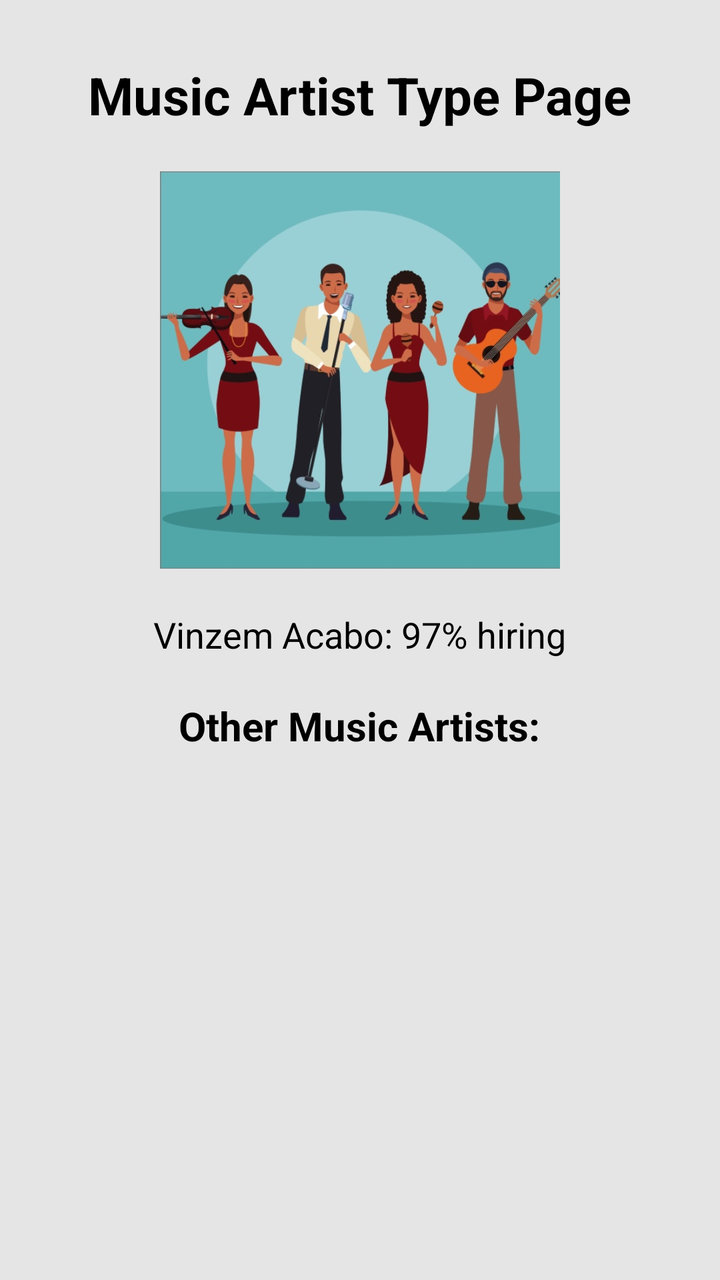
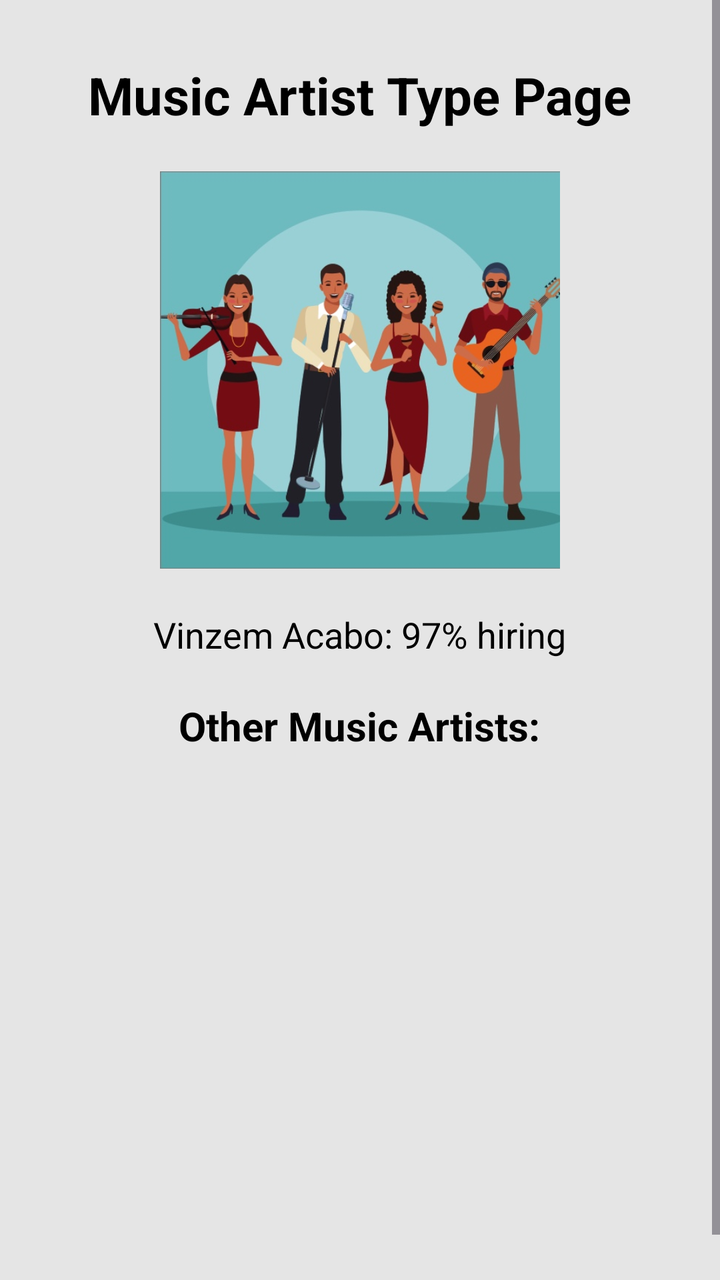

An Android layout rendered at two revisions. The XML below is the earlier revision; the diff shows what the commit changed to produce the second picture.
<!-- AndroidManifest.xml: application theme Theme.MyApplication -->
<!-- res/layout/activity_music_artist_type.xml -->
<?xml version="1.0" encoding="utf-8"?>
<ScrollView xmlns:android="http://schemas.android.com/apk/res/android"
    android:layout_width="match_parent"
    android:layout_height="match_parent"
    android:background="#E5E5E5">

    <LinearLayout
        android:orientation="vertical"
        android:layout_width="match_parent"
        android:layout_height="wrap_content"
        android:gravity="center"
        android:padding="30dp">

        <TextView
            android:layout_width="wrap_content"
            android:layout_height="wrap_content"
            android:text="Music Artist Type Page"
            android:textColor="#000000"
            android:textSize="26sp"
            android:textStyle="bold"
            android:paddingBottom="20dp"/>

        <ImageView
            android:layout_width="200dp"
            android:layout_height="200dp"
            android:src="@drawable/music_artist_type" />

        <TextView
            android:layout_width="wrap_content"
            android:layout_height="wrap_content"
            android:text="Vinzem Acabo: 97% hiring"
            android:textColor="#000000"
            android:textSize="18sp"
            android:paddingTop="20dp"
            android:paddingBottom="20dp"/>

        <TextView
            android:layout_width="wrap_content"
            android:layout_height="wrap_content"
            android:text="Other Music Artists:"
            android:textColor="#000000"
            android:textSize="20sp"
            android:textStyle="bold"
            android:paddingBottom="10dp"/>

        <ListView
            android:id="@+id/artistListView"
            android:layout_width="match_parent"
            android:layout_height="wrap_content" />
    </LinearLayout>
</ScrollView>
<!-- resources referenced by this layout -->
<resources>
  <!-- drawable music_artist_type: jpeg bitmap (drawable, 65181 bytes) -->
  <style name="Theme.MyApplication" parent="Base.Theme.MyApplication" />
  <style name="Base.Theme.MyApplication" parent="Theme.Material3.DayNight.NoActionBar">
          
          
      </style>
</resources>

<!-- the commit's change to res/layout/activity_music_artist_type.xml (unified diff, before → after) -->
@@ -46,6 +46,6 @@
         <ListView
             android:id="@+id/artistListView"
             android:layout_width="match_parent"
-            android:layout_height="wrap_content" />
+            android:layout_height="247dp" />
     </LinearLayout>
 </ScrollView>
